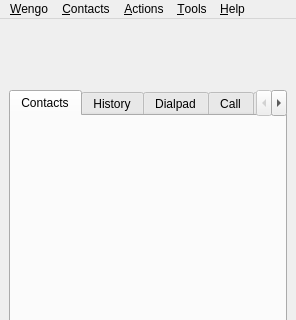
Old version of the form wengophone/src/presentation/qt/WengoPhoneWindow.ui in the repository tkrotoff/WengoPhone; both pictures show x 0 to 296 and y 0 to 320 of the 296 by 537 pixel window.
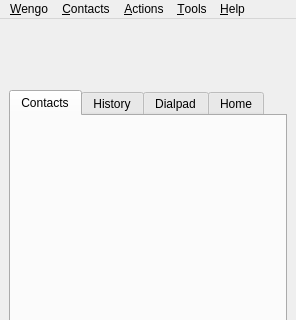
New version of the form. Icons and pictures are not drawn.

Commit message: Start working on call tab

Patch:
```diff
--- a/wengophone/src/presentation/qt/WengoPhoneWindow.ui
+++ b/wengophone/src/presentation/qt/WengoPhoneWindow.ui
@@ -237,11 +237,6 @@
              <string>Dialpad</string>
             </attribute>
            </widget>
-           <widget class="QWidget" name="tabPhoneCall" >
-            <attribute name="title" >
-             <string>Call</string>
-            </attribute>
-           </widget>
            <widget class="QWidget" name="tabHome" >
             <attribute name="title" >
              <string>Home</string>
```
The commit also changes 7 other files.
